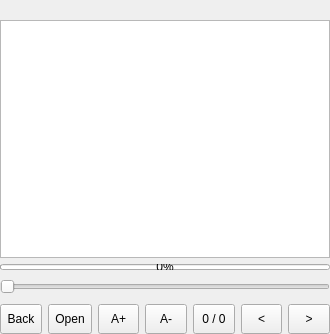
Qt form dlgreader.ui (ic005k/Knot-Legacy) before a commit.
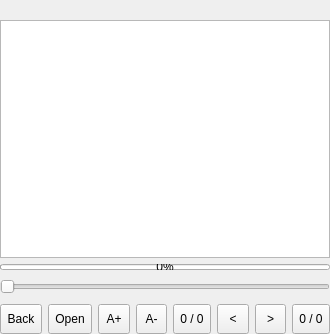
The same form after that commit. Icons and pictures are not drawn.

Patch:
```diff
--- a/dlgreader.ui
+++ b/dlgreader.ui
@@ -209,6 +209,16 @@
        <property name="text">
         <string>&lt;</string>
        </property>
+       <property name="icon">
+        <iconset resource="src.qrc">
+         <normaloff>:/src/up.png</normaloff>:/src/up.png</iconset>
+       </property>
+       <property name="iconSize">
+        <size>
+         <width>25</width>
+         <height>25</height>
+        </size>
+       </property>
       </widget>
      </item>
      <item>
@@ -227,6 +237,48 @@
        </property>
        <property name="text">
         <string>&gt;</string>
+       </property>
+       <property name="icon">
+        <iconset resource="src.qrc">
+         <normaloff>:/src/down.png</normaloff>:/src/down.png</iconset>
+       </property>
+       <property name="iconSize">
+        <size>
+         <width>25</width>
+         <height>25</height>
+        </size>
+       </property>
+      </widget>
+     </item>
+     <item>
+      <widget class="QToolButton" name="btnLines">
+       <property name="sizePolicy">
+        <sizepolicy hsizetype="Preferred" vsizetype="Fixed">
+         <horstretch>0</horstretch>
+         <verstretch>0</verstretch>
+        </sizepolicy>
+       </property>
+       <property name="minimumSize">
+        <size>
+         <width>0</width>
+         <height>30</height>
+        </size>
+       </property>
+       <property name="text">
+        <string>0 / 0</string>
+       </property>
+       <property name="icon">
+        <iconset resource="src.qrc">
+         <normaloff>:/src/lines.png</normaloff>:/src/lines.png</iconset>
+       </property>
+       <property name="iconSize">
+        <size>
+         <width>25</width>
+         <height>25</height>
+        </size>
+       </property>
+       <property name="toolButtonStyle">
+        <enum>Qt::ToolButtonTextOnly</enum>
        </property>
       </widget>
      </item>
```
